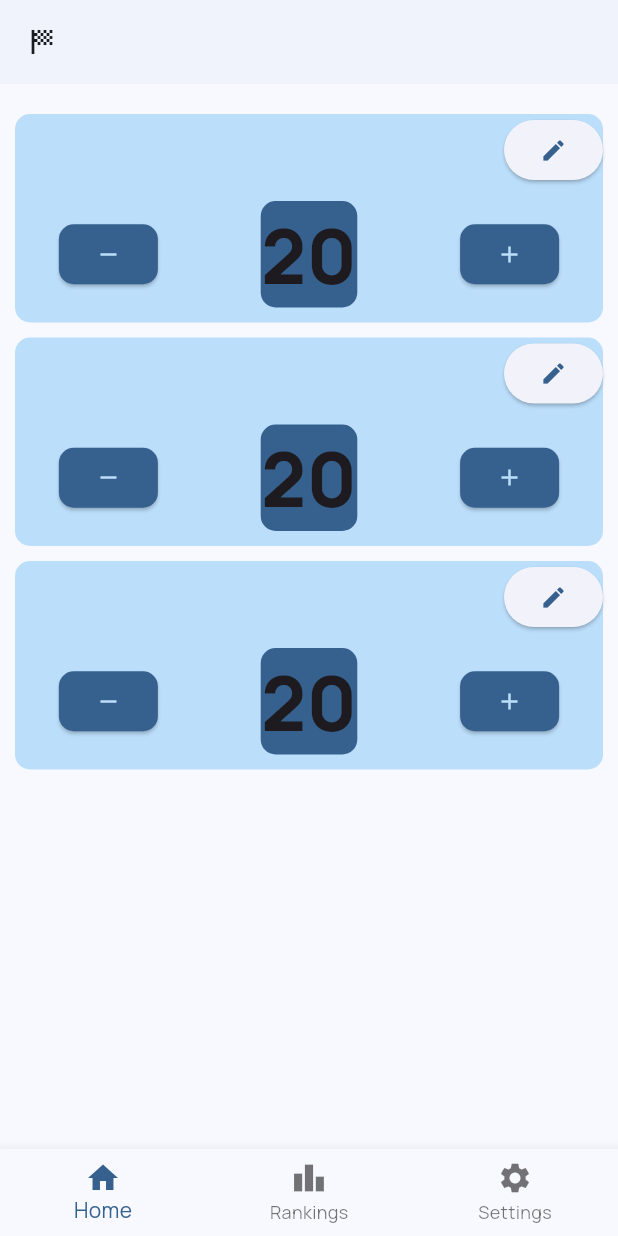
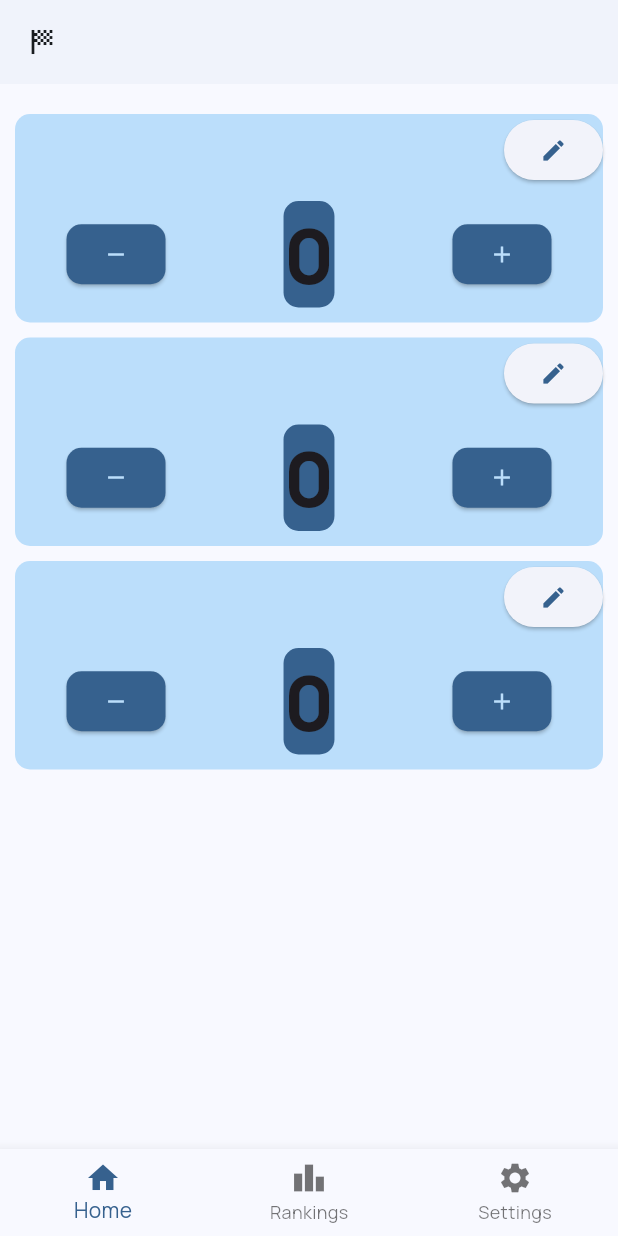
Before and after one commit to Zadigo/myscores, a Flutter app: the screen it shows after launch, after a tap on the "add" icon, on a phone screen of 412 x 824 dp. Run offline on Flutter 3.47's test engine with Material 3 defaults, Android fonts, the phone set to English and light mode, and no system bars; our stand-ins replace bloc, flutter_bloc, google_fonts.

Commit message:
Improve modification
Co-authored-by: Copilot <copilot@github.com>

```diff
--- a/simplescoring/lib/pages/home/index_page.dart
+++ b/simplescoring/lib/pages/home/index_page.dart
@@ -13,7 +13,7 @@ class IndexPage extends StatelessWidget {
       padding: const EdgeInsets.only(top: 10, left: 10, right: 10),
       itemCount: scores.state.length,
       itemBuilder: (context, index) {
-        return ScoreCard();
+        return ScoreCard(player: scores.state[index],);
       },
     );
   }
--- a/simplescoring/lib/providers/scores_cubit.dart
+++ b/simplescoring/lib/providers/scores_cubit.dart
@@ -57,6 +57,9 @@ class ScoresCubit extends Cubit<List<Player>> {
   // Method to increment a player's score
   void increment(String playerName) {
     final player = getPlayer(playerName);
+
+    print(player?.toJson());
+
     if (player != null && player.score != -1) {
       player.score++;
       emit(List.from(state));
@@ -66,6 +69,7 @@ class ScoresCubit extends Cubit<List<Player>> {
   // Method to decrement a player's score
   void decrement(String playerName) {
     final player = getPlayer(playerName);
+
     if (player != null && player.score != -1) {
       player.score--;
       emit(List.from(state));
--- a/simplescoring/lib/utils/players/score_card.dart
+++ b/simplescoring/lib/utils/players/score_card.dart
@@ -1,16 +1,23 @@
 import 'package:flutter/material.dart';
+import 'package:simplescoring/models/player.dart';
+import 'package:simplescoring/providers/scores_cubit.dart';
 import 'package:simplescoring/utils/players/change_score_button.dart';
 import 'package:simplescoring/utils/players/score_display.dart';
 
 class ScoreCard extends StatelessWidget {
-  const ScoreCard({super.key});
+  final Player player;
+
+  const ScoreCard({
+    super.key,
+    required this.player
+  });
 
   void _proxyIncrement(BuildContext context) {
-
+    ScoresCubit().increment(player.name);
   }
 
   void _proxyDecrement(BuildContext context) {
-
+    ScoresCubit().decrement(player.name);
   }
 
   @override
@@ -36,6 +43,7 @@ class ScoreCard extends StatelessWidget {
               direction: Axis.horizontal,
               mainAxisAlignment: MainAxisAlignment.spaceAround,
               children: [
+                // Decrement button
                 Flexible(
                   flex: 1,
                   child: ChangeScoreButton(
@@ -43,10 +51,14 @@ class ScoreCard extends StatelessWidget {
                     icon: Icons.remove,
                   ),
                 ),
+
+                // Score display
                 Flexible(
                   flex: 2,
-                  child: ScoreDisplay(score: 20),
+                  child: ScoreDisplay(score: player.score),
                 ),
+
+                // Increment button
                 Flexible(
                   flex: 1,
                   child: ChangeScoreButton(
```
